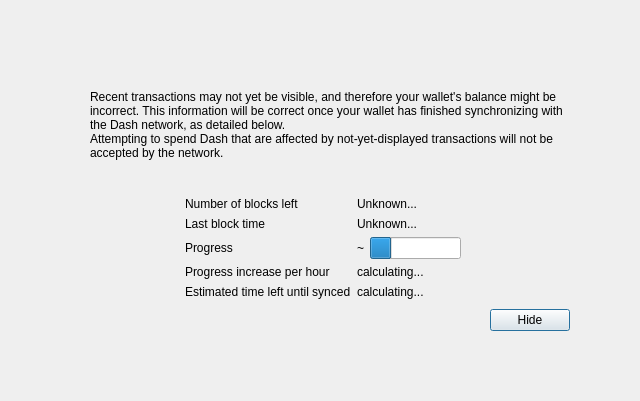
Old version of the form src/qt/forms/modaloverlay.ui in the repository d0wn3d/gobyte.
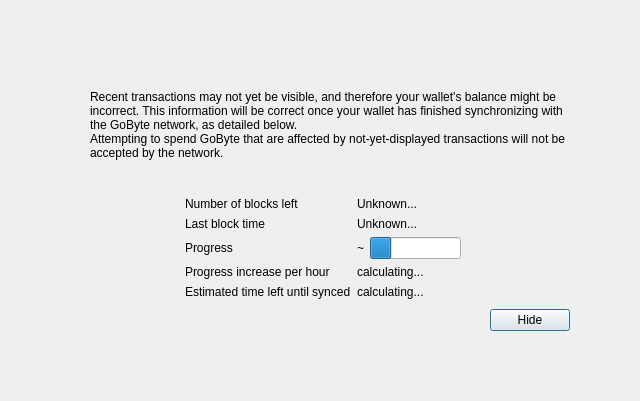
New version of the form. Custom widgets are drawn as their Qt base class.

Commit message:
chore(branding):Rebrands Dash Core to GoByte Core throughout documentation
Updates all documentation, examples, and user-facing references
from Dash Core to GoByte Core, including command names, URLs,
network references, and sample configuration paths. Improves
consistency, clarifies instructions, and ensures all technical
and community resources point to GoByte-related endpoints.
Modernizes terminology and aligns project branding.
Pray for me :)

Patch:
```diff
--- a/src/qt/forms/modaloverlay.ui
+++ b/src/qt/forms/modaloverlay.ui
@@ -111,7 +111,7 @@
              <item>
               <widget class="QLabel" name="infoText">
                <property name="text">
-                <string>Recent transactions may not yet be visible, and therefore your wallet's balance might be incorrect. This information will be correct once your wallet has finished synchronizing with the Dash network, as detailed below.</string>
+                <string>Recent transactions may not yet be visible, and therefore your wallet's balance might be incorrect. This information will be correct once your wallet has finished synchronizing with the GoByte network, as detailed below.</string>
                </property>
                <property name="textFormat">
                 <enum>Qt::RichText</enum>
@@ -124,7 +124,7 @@
              <item>
               <widget class="QLabel" name="infoTextStrong">
                <property name="text">
-                <string>Attempting to spend Dash that are affected by not-yet-displayed transactions will not be accepted by the network.</string>
+                <string>Attempting to spend GoByte that are affected by not-yet-displayed transactions will not be accepted by the network.</string>
                </property>
                <property name="textFormat">
                 <enum>Qt::RichText</enum>
```
The commit also changes 172 other files.
